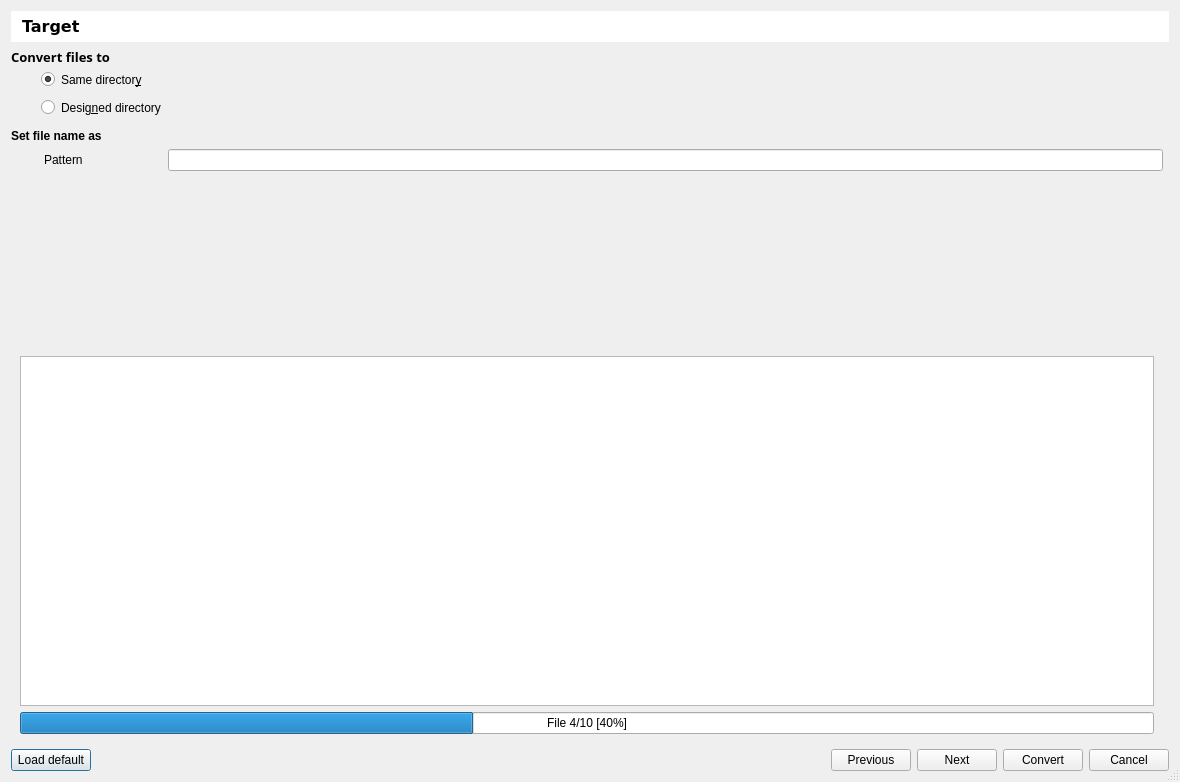
First picture: the form in bulicommander/bulicommander/bc/resources/bcconvertfiles.ui, repository Grum999/BuliCommander, before the edit.
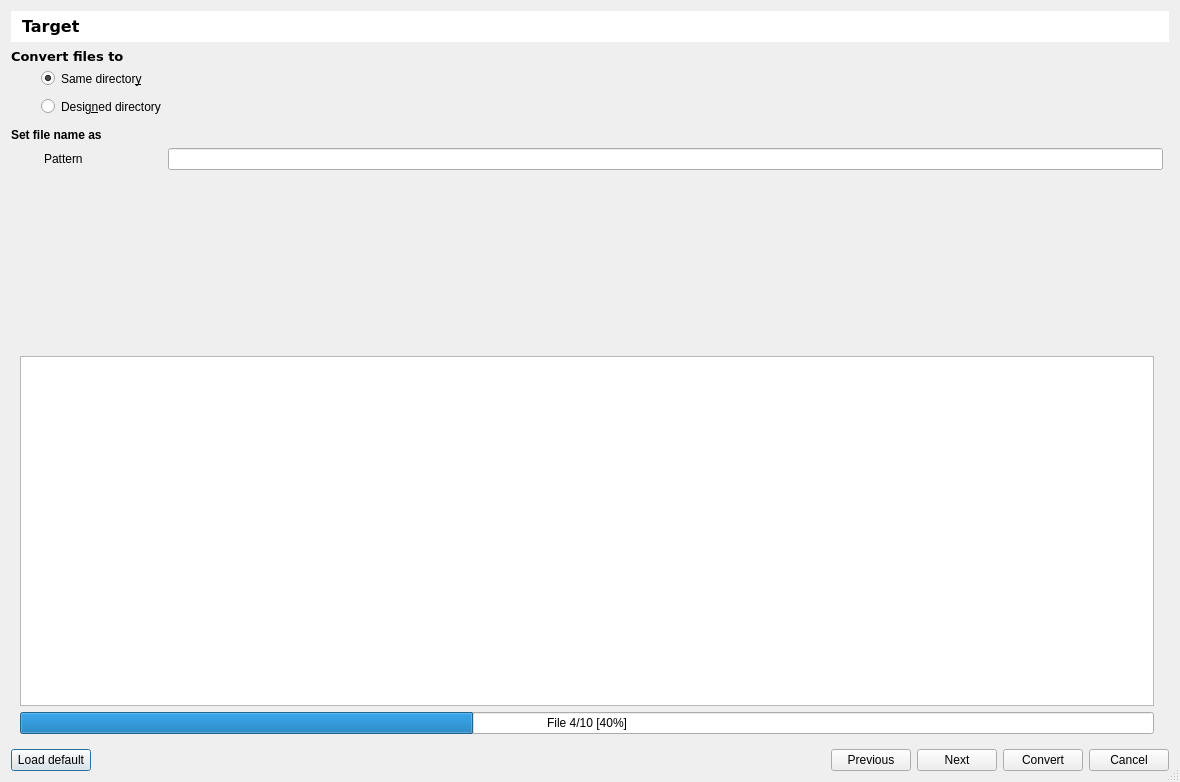
Second picture: the form after the edit. Icons and pictures are not drawn. Custom widgets are drawn as their Qt base class.

Patch:
```diff
--- a/bulicommander/bulicommander/bc/resources/bcconvertfiles.ui
+++ b/bulicommander/bulicommander/bc/resources/bcconvertfiles.ui
@@ -488,7 +488,7 @@
         <widget class="QLabel" name="label_13">
          <property name="font">
           <font>
-           <family>ABeeZee</family>
+           <family>DejaVu Sans</family>
            <pointsize>10</pointsize>
            <weight>75</weight>
            <italic>false</italic>
```
